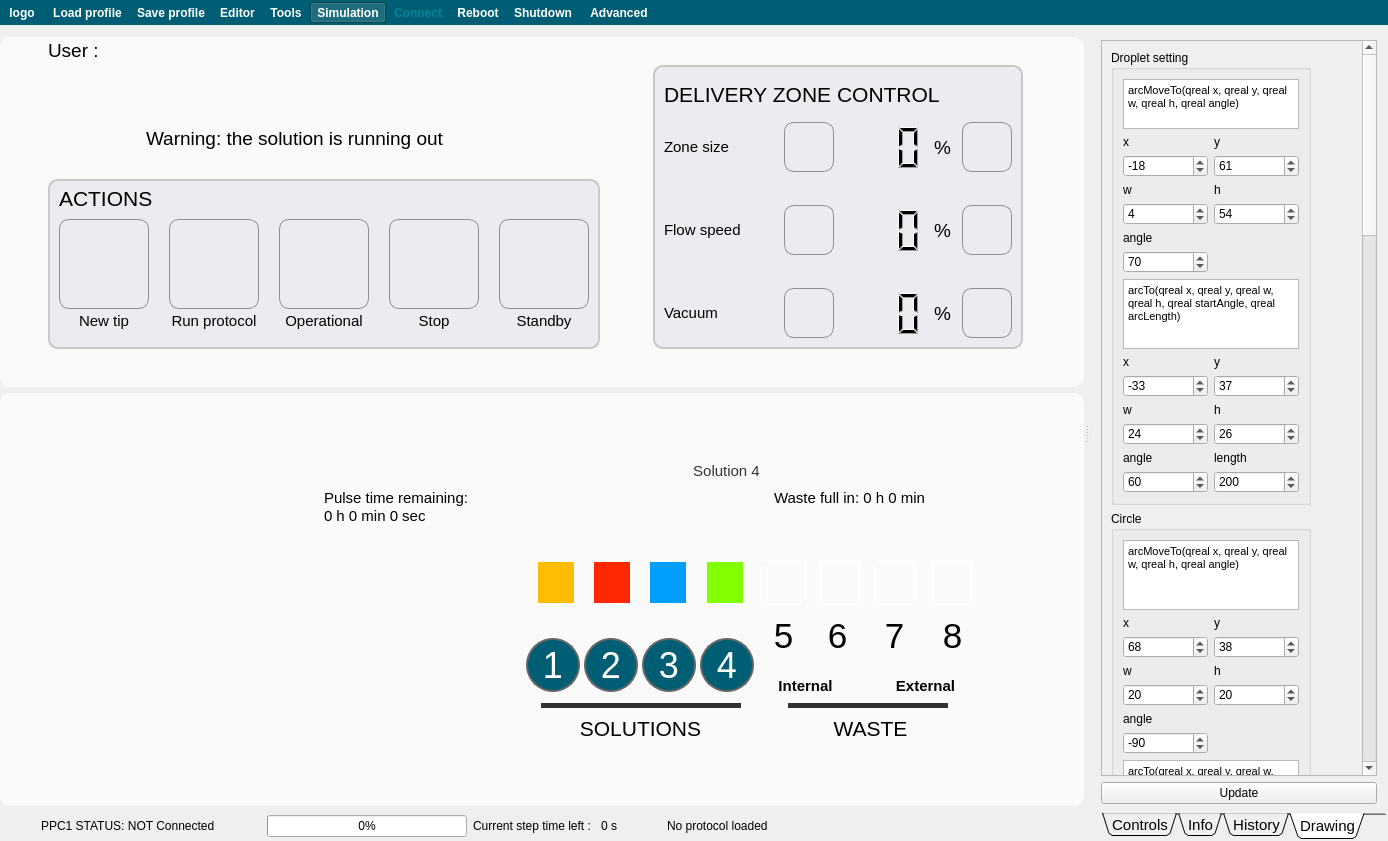
Before: the Qt Designer form apps/Biopen_wizard_6/Lab-on-a-tip.ui in bellonemauro/Labonatip2.0, drawn with Qt 5.
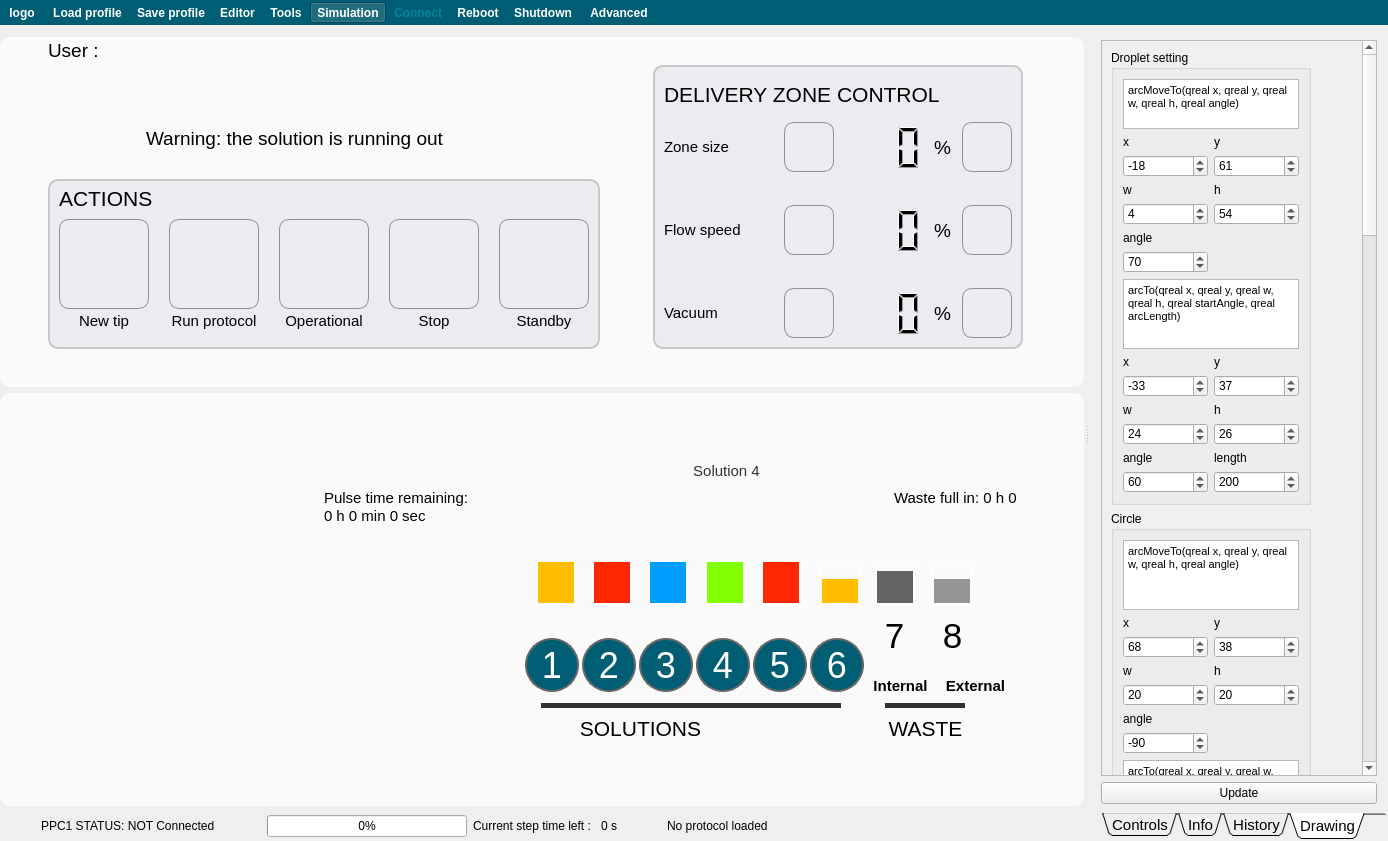
After: the same form once the commit is applied. The open tabs and pages were chosen to show the change. Icons and pictures are not drawn.

Patch:
```diff
--- a/apps/Biopen_wizard_6/Lab-on-a-tip.ui
+++ b/apps/Biopen_wizard_6/Lab-on-a-tip.ui
@@ -1689,7 +1689,7 @@
                        <number>100</number>
                       </property>
                       <property name="value">
-                       <number>0</number>
+                       <number>60</number>
                       </property>
                       <property name="textVisible">
                        <bool>false</bool>
@@ -1732,8 +1732,7 @@
 }
 
 QProgressBar::chunk {
-/*background-color: rgb(35, 192, 254);*/
-background-color: rgb(150, 150, 150);
+background-color: rgb(100, 100, 100);
 border-bottom-right-radius: 2px;
 border-bottom-left-radius: 2px;
 border-top-right-radius: 2px;
@@ -1746,7 +1745,7 @@
                        <number>100</number>
                       </property>
                       <property name="value">
-                       <number>0</number>
+                       <number>80</number>
                       </property>
                       <property name="textVisible">
                        <bool>false</bool>
@@ -1789,20 +1788,23 @@
 }
 
 QProgressBar::chunk {
-background-color: rgb(100, 100, 100);
+background-color: rgb(255, 189, 0);
 border-bottom-right-radius: 2px;
 border-bottom-left-radius: 2px;
 border-top-right-radius: 2px;
 border-top-left-radius: 2px;
 border: 0px solid white;
 height: 0.5px;
-} </string>
+} 
+
+
+</string>
                       </property>
                       <property name="maximum">
                        <number>100</number>
                       </property>
                       <property name="value">
-                       <number>0</number>
+                       <number>60</number>
                       </property>
                       <property name="textVisible">
                        <bool>false</bool>
@@ -1845,8 +1847,8 @@
 }
 
 QProgressBar::chunk {
-/*background-color: rgb(51, 28, 254);*/
-background-color: rgb(100, 100, 100);
+/*background-color: rgb(244, 255, 47);*/
+background-color: rgb(255, 40, 0);
 border-bottom-right-radius: 2px;
 border-bottom-left-radius: 2px;
 border-top-right-radius: 2px;
@@ -1859,7 +1861,7 @@
                        <number>100</number>
                       </property>
                       <property name="value">
-                       <number>0</number>
+                       <number>100</number>
                       </property>
                       <property name="textVisible">
                        <bool>false</bool>
@@ -2211,7 +2213,7 @@
                      <widget class="QLabel" name="label_GW_sw">
                       <property name="geometry">
                        <rect>
-                        <x>685</x>
+                        <x>780</x>
                         <y>210</y>
                         <width>101</width>
                         <height>41</height>
@@ -2237,7 +2239,7 @@
                      <widget class="QLabel" name="label_GW_rec">
                       <property name="geometry">
                        <rect>
-                        <x>800</x>
+                        <x>850</x>
                         <y>210</y>
                         <width>111</width>
                         <height>41</height>
@@ -2263,9 +2265,9 @@
                      <widget class="Line" name="line_GW_waste">
                       <property name="geometry">
                        <rect>
-                        <x>718</x>
+                        <x>815</x>
                         <y>245</y>
-                        <width>160</width>
+                        <width>80</width>
                         <height>10</height>
                        </rect>
                       </property>
@@ -2287,7 +2289,7 @@
                        <rect>
                         <x>471</x>
                         <y>245</y>
-                        <width>200</width>
+                        <width>300</width>
                         <height>10</height>
                        </rect>
                       </property>
@@ -2307,9 +2309,9 @@
                      <widget class="QLabel" name="label_GW_waste">
                       <property name="geometry">
                        <rect>
-                        <x>740</x>
+                        <x>780</x>
                         <y>255</y>
-                        <width>121</width>
+                        <width>151</width>
                         <height>37</height>
                        </rect>
                       </property>
@@ -2386,9 +2388,9 @@
                      <widget class="QTextEdit" name="textEdit_emptyTime_waste">
                       <property name="geometry">
                        <rect>
-                        <x>700</x>
+                        <x>820</x>
                         <y>30</y>
-                        <width>261</width>
+                        <width>191</width>
                         <height>51</height>
                        </rect>
                       </property>
@@ -2406,7 +2408,7 @@
 &lt;html&gt;&lt;head&gt;&lt;meta name=&quot;qrichtext&quot; content=&quot;1&quot; /&gt;&lt;style type=&quot;text/css&quot;&gt;
 p, li { white-space: pre-wrap; }
 &lt;/style&gt;&lt;/head&gt;&lt;body style=&quot; font-family:'MS Shell Dlg 2'; font-size:11pt; font-weight:400; font-style:normal;&quot;&gt;
-&lt;p style=&quot; margin-top:0px; margin-bottom:0px; margin-left:0px; margin-right:0px; -qt-block-indent:0; text-indent:0px;&quot;&gt;&lt;span style=&quot; font-family:'MS Shell Dlg 2';&quot;&gt;Waste full in: 0 h 0 min&lt;/span&gt;&lt;/p&gt;&lt;/body&gt;&lt;/html&gt;</string>
+&lt;p style=&quot; margin-top:0px; margin-bottom:0px; margin-left:0px; margin-right:0px; -qt-block-indent:0; text-indent:0px;&quot;&gt;Waste full in: 0 h 0 min&lt;/p&gt;&lt;/body&gt;&lt;/html&gt;</string>
                       </property>
                      </widget>
                      <widget class="QLabel" name="label_4">
@@ -2457,60 +2459,12 @@
                        <set>Qt::AlignCenter</set>
                       </property>
                      </widget>
-                     <widget class="QLabel" name="label_6">
-                      <property name="geometry">
-                       <rect>
-                        <x>752</x>
-                        <y>155</y>
-                        <width>31</width>
-                        <height>51</height>
-                       </rect>
-                      </property>
-                      <property name="font">
-                       <font>
-                        <family>Arial</family>
-                        <pointsize>26</pointsize>
-                        <weight>50</weight>
-                        <bold>false</bold>
-                       </font>
-                      </property>
-                      <property name="text">
-                       <string>6</string>
-                      </property>
-                      <property name="alignment">
-                       <set>Qt::AlignCenter</set>
-                      </property>
-                     </widget>
-                     <widget class="QLabel" name="label_7">
-                      <property name="geometry">
-                       <rect>
-                        <x>698</x>
-                        <y>155</y>
-                        <width>31</width>
-                        <height>51</height>
-                       </rect>
-                      </property>
-                      <property name="font">
-                       <font>
-                        <family>Arial</family>
-                        <pointsize>26</pointsize>
-                        <weight>50</weight>
-                        <bold>false</bold>
-                       </font>
-                      </property>
-                      <property name="text">
-                       <string>5</string>
-                      </property>
-                      <property name="alignment">
-                       <set>Qt::AlignCenter</set>
-                      </property>
-                     </widget>
                      <widget class="QGroupBox" name="groupBox_12">
                       <property name="geometry">
                        <rect>
                         <x>450</x>
                         <y>170</y>
-                        <width>241</width>
+                        <width>351</width>
                         <height>71</height>
                        </rect>
                       </property>
@@ -2740,6 +2694,26 @@
                          </property>
                         </widget>
                        </item>
+                       <item>
+                        <widget class="QPushButton" name="pushButton_solution5">
+                         <property name="text">
+                          <string>5</string>
+                         </property>
+                         <property name="checkable">
+                          <bool>true</bool>
+                         </property>
+                        </widget>
+                       </item>
+                       <item>
+                        <widget class="QPushButton" name="pushButton_solution6">
+                         <property name="text">
+                          <string>6</string>
+                         </property>
+                         <property name="checkable">
+                          <bool>true</bool>
+                         </property>
+                        </widget>
+                       </item>
                       </layout>
                      </widget>
                      <zorder>textEdit_emptyTime</zorder>
```
Left out of the diff: 70 changed lines with no effect on the pictures.
